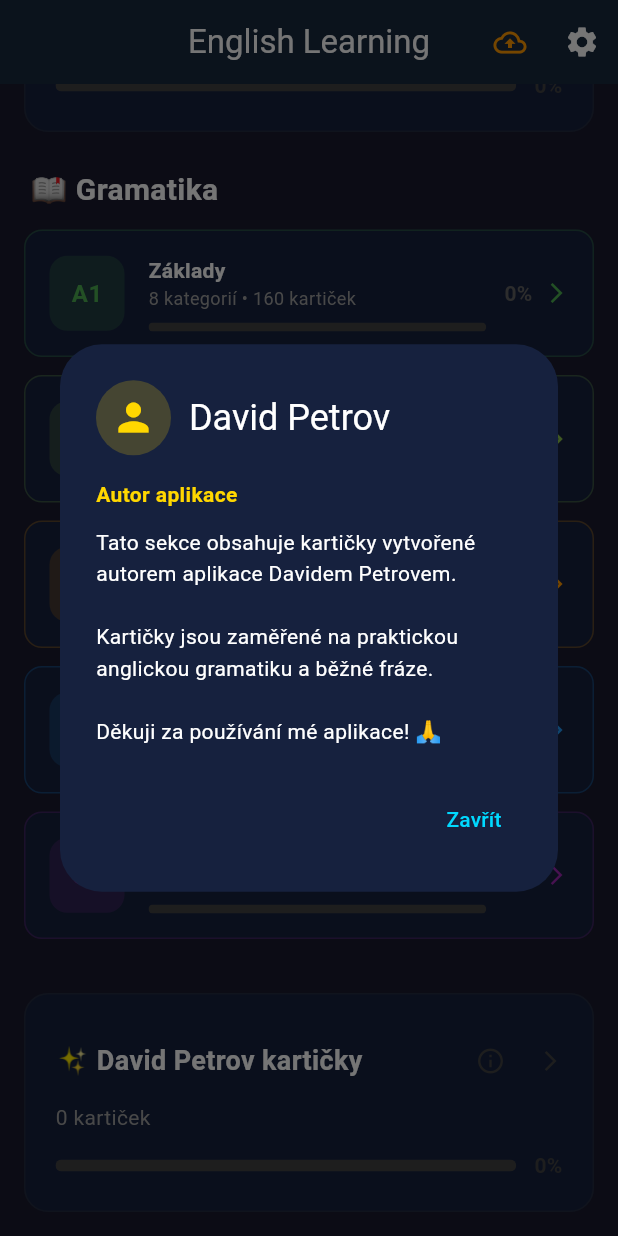
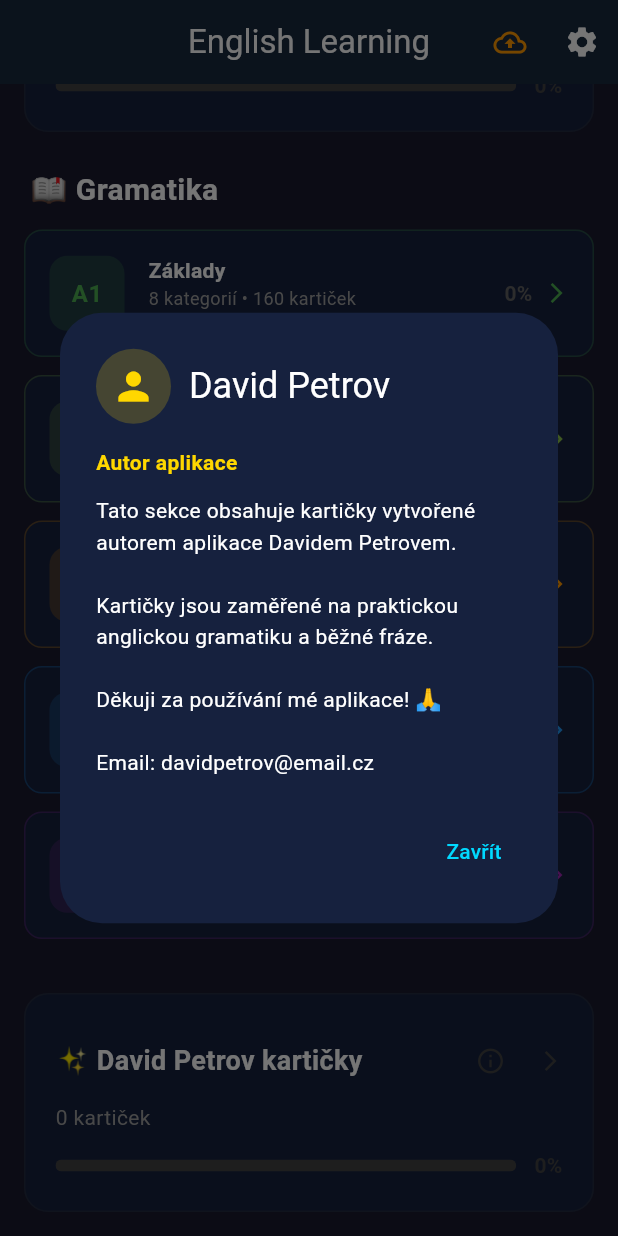
Before and after one commit to DavidPetrov2023/English, a Flutter app: the screen it shows after launch, scrolled down 130 dp, after a tap on "✨ David Petrov kartičky", after a tap on the "info outline" icon, on a phone screen of 412 x 824 dp. Run offline on Flutter 3.47's test engine with Material 3 defaults, Android fonts, the phone set to English and light mode, and no system bars; our stand-ins replace file_picker, flutter_tts, share_plus, shared_preferences.

Commit message:
Add email contact to About and Author info dialogs
- Updated version to 1.2.2 in About dialog
- Added davidpetrov@email.cz to both dialogs
- Fixed backup description (email -> file sharing)

Co-Authored-By: Claude Opus 4.5 <noreply@anthropic.com>

```diff
--- a/mobil_projekt/lib/main.dart
+++ b/mobil_projekt/lib/main.dart
@@ -553,15 +553,16 @@ class _HomeScreenState extends State<HomeScreen> {
         backgroundColor: const Color(0xFF16213E),
         title: const Text('O aplikaci'),
         content: const Text(
-          'English Learning v2.0\n\n'
+          'English Learning v1.2.2\n\n'
           'Aplikace pro učení angličtiny pomocí kartiček.\n\n'
           'Funkce:\n'
           '• Vlastní kartičky\n'
           '• Gramatika A1-C1\n'
           '• SM-2 algoritmus (spaced repetition)\n'
           '• Text-to-Speech výslovnost\n'
-          '• Záloha na email\n\n'
-          'Autor: David Petrov',
+          '• Záloha sdílením souboru\n\n'
+          'Autor: David Petrov\n'
+          'Email: davidpetrov@email.cz',
           style: TextStyle(height: 1.5),
         ),
         actions: [
@@ -857,7 +858,8 @@ class _HomeScreenState extends State<HomeScreen> {
             Text(
               'Tato sekce obsahuje kartičky vytvořené autorem aplikace Davidem Petrovem.\n\n'
               'Kartičky jsou zaměřené na praktickou anglickou gramatiku a běžné fráze.\n\n'
-              'Děkuji za používání mé aplikace! 🙏',
+              'Děkuji za používání mé aplikace! 🙏\n\n'
+              'Email: davidpetrov@email.cz',
               style: TextStyle(height: 1.5),
             ),
           ],
```
